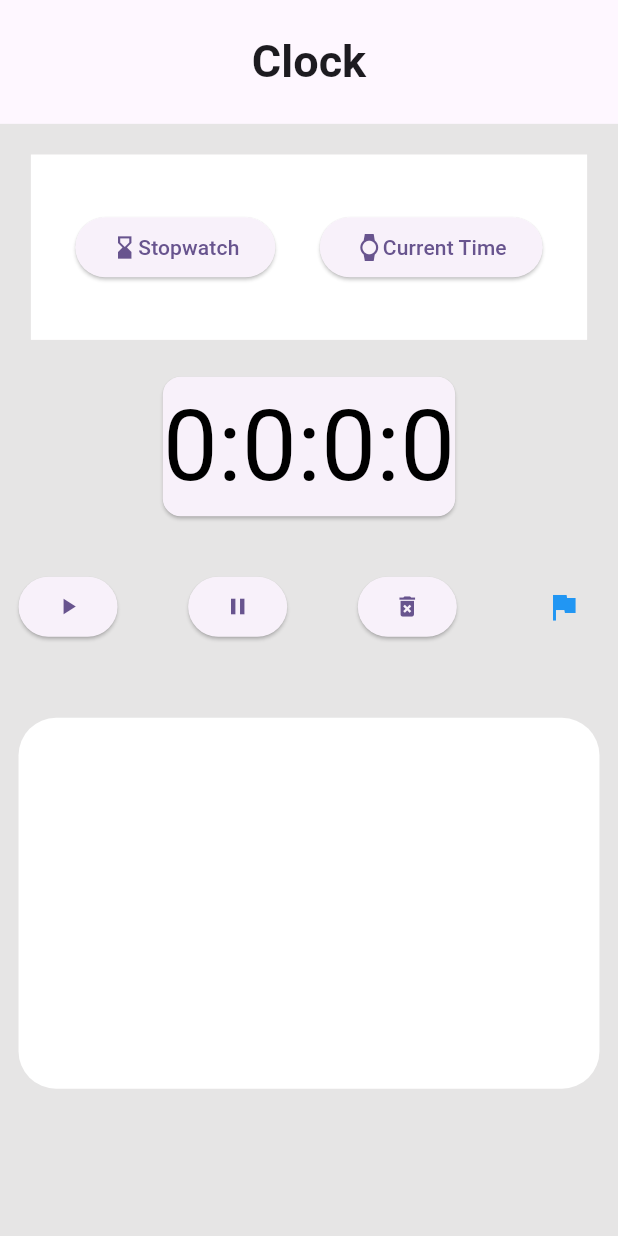
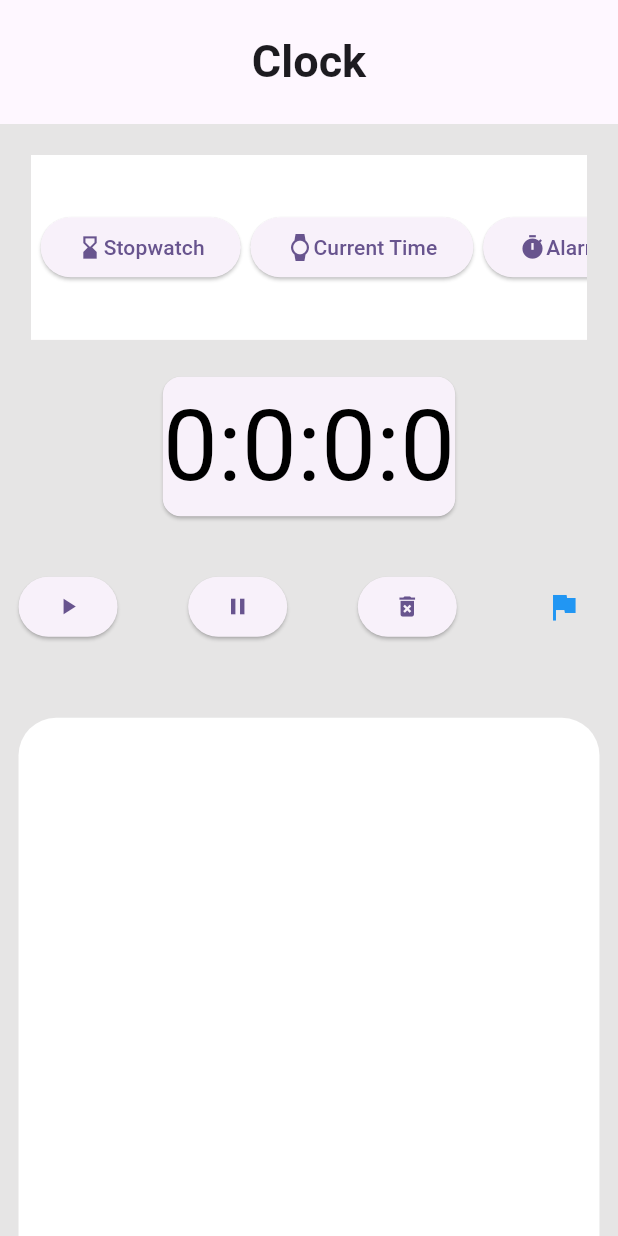
Before and after one commit to gtmpras/stopwatch, a Flutter app: the screen it shows after launch, on a phone screen of 412 x 824 dp. Run offline on Flutter 3.47's test engine with Material 3 defaults, Android fonts, the phone set to English and light mode, and no system bars.

Commit message:
day2 changes

```diff
--- a/lib/screens/home_screen.dart
+++ b/lib/screens/home_screen.dart
@@ -1,6 +1,7 @@
 import 'package:flutter/material.dart';
 import 'package:provider/provider.dart';
 import 'package:stopwatch/provider/timer_provider.dart';
+import 'package:stopwatch/screens/alarm_screen.dart';
 import 'package:stopwatch/screens/time_screen.dart';
 
 class HomeScreen extends StatefulWidget {
@@ -31,7 +32,9 @@ class _HomeScreenState extends State<HomeScreen> {
   }
 
   homeScreenBody(double screenHeight, double screenWidth) {
-    return Container(
+    return SingleChildScrollView(
+      scrollDirection: Axis.vertical,
+      child: Container(
         color: const Color.fromARGB(255, 230, 229, 229),
         child: Consumer<TimerProvider>(
           builder: (context, timerProvider, widget) {
@@ -40,9 +43,11 @@ class _HomeScreenState extends State<HomeScreen> {
               children: [
                 Padding(
                   padding: EdgeInsets.all(screenWidth * 0.05), // Set padding as a percentage of the screen width
+                  child: SingleChildScrollView(
+                    scrollDirection: Axis.horizontal,
                     child: Container(
                       height: screenHeight * 0.15, // Set the container height as a percentage of the screen height
-                  width: double.infinity,
+                      width: screenWidth *1,
                       color: Colors.white,
                       child: Row(
                         mainAxisAlignment: MainAxisAlignment.spaceEvenly,
@@ -71,7 +76,21 @@ class _HomeScreenState extends State<HomeScreen> {
                               ],
                             ),
                           ),
+                         ElevatedButton(
+                            onPressed: () {
+                              Navigator.push(context,
+                                  MaterialPageRoute(builder: (context) => AlarmPage()));
+                            },
+                            child: const Row(
+                              children: [
+                                Icon(Icons.timer),
+                                Text('Alarm'),
                               ],
+                            ),
+                          ),
+
+                        ],
+                      ),
                     ),
                   ),
                 ),
@@ -137,7 +156,7 @@ class _HomeScreenState extends State<HomeScreen> {
                       Column(
                         children: [
                           Container(
-                          height: screenHeight * 0.3,
+                            height: screenHeight * 0.5,
                             decoration: BoxDecoration(
                                 color: Colors.white,
                                 borderRadius: BorderRadius.circular(25)),
@@ -177,179 +196,7 @@ class _HomeScreenState extends State<HomeScreen> {
             );
           },
         ),
+      ),
     );
   }
 }
-
-
-
-
-// import 'package:flutter/material.dart';
-// import 'package:provider/provider.dart';
-// import 'package:stopwatch/provider/timer_provider.dart';
-// import 'package:stopwatch/screens/time_screen.dart';
-
-// class HomeScreen extends StatefulWidget {
-//   const HomeScreen({super.key});
-
-//   @override
-//   State<HomeScreen> createState() => _HomeScreenState();
-// }
-// class _HomeScreenState extends State<HomeScreen> {
-//   @override
-//   Widget build(BuildContext context) {
-//     return Scaffold(
-//       appBar: AppBar(
-//         centerTitle: true,
-//         title: const Text('Clock',style: TextStyle(
-//           fontWeight: FontWeight.bold,fontSize: 30),),
-//         toolbarHeight: 80,
-//       ),
-//       body: homeScreenBody(),
-//     );
-//   }
-
-//   homeScreenBody() {
-
-//     return Container(
-//       color: const Color.fromARGB(255, 230, 229, 229),
-//       child: Consumer<TimerProvider>(
-//         builder: (context, timerProvider, widget) {
-//           return Column(
-//             crossAxisAlignment: CrossAxisAlignment.center,
-//            // mainAxisAlignment: MainAxisAlignment.center,
-//             children: [
-//               Padding(
-//                 padding: const EdgeInsets.all(8.0),
-//                 child: Container(
-//                   height: 150,
-//                   width: double.infinity,
-//                   color: Colors.white,
-//                   child: Row(
-//                     mainAxisAlignment: MainAxisAlignment.spaceEvenly,
-//                     children: [
-//                     ElevatedButton(onPressed: (){
-//                       print('homescreen tapped');
-//                       HomeScreen();
-//                     },
-//                     child: const Row(
-//                       children: [
-//                         Icon(Icons.hourglass_bottom_outlined),
-//                         Text('Stopwatch')
-//                       ],
-//                     ),
-//                     ),
-//                     ElevatedButton(onPressed: (){
-//                       Navigator.push(context,
-//                        MaterialPageRoute(builder: (context)=>CurrentTime()));
-//                     },
-//                     child:const Row(
-//                       children: [
-//                         Icon(Icons.watch),
-//                         Text('Current Time')
-//                       ],
-//                     ),
-//                     ),
-//                     ElevatedButton(onPressed: (){},
-//                     child:const Row(
-//                       children: [
-//                         Icon(Icons.alarm_add),
-//                         Text('Alarm'),
-//                       ],
-//                     ),
-//                     ),
-//                     ],
-//                   ),
-//                 ),
-//               ),
-//               Card(
-
-//                 child: Text(
-//                   '${timerProvider.hour}:${timerProvider.minute}:${timerProvider.seconds}:${timerProvider.milliseconds}',
-//                   style: const TextStyle(color: Colors.black, fontSize: 65),
-//                 ),
-//               ),
-//               const SizedBox(height: 20),
-//               Padding(
-//                 padding: const EdgeInsets.all(15.0),
-//                 child: Column(
-//                   children: [
-//                     Row(
-//                       mainAxisAlignment: MainAxisAlignment.spaceBetween,
-//                       children: [
-//                         (timerProvider.startEnable)
-//                             ? ElevatedButton(
-//                                 onPressed: () {
-//                                   timerProvider.startTimer();
-//                                    // Call the function
-//                                 },
-//                                 child: const Icon(Icons.play_arrow),
-//                               )
-//                             : ElevatedButton(
-//                                 onPressed: () {},
-//                                 child: const Icon(Icons.play_arrow),
-//                               ),
-//                         (timerProvider.stopEnable)
-//                             ? ElevatedButton(
-//                                 onPressed: () {
-//                                   timerProvider.stopTimer(); // Call the function
-//                                 },
-//                                 child: const Icon(Icons.pause),
-//                               )
-//                             : ElevatedButton(
-//                                 onPressed: () {},
-//                                 child: const Icon(Icons.pause),
-//                               ),
-//                         (timerProvider.resetEnable)?ElevatedButton(
-//                           onPressed: (){}, child: const Icon(Icons.pause),):
-//                           ElevatedButton(onPressed: (){
-//                             timerProvider.resetTimer();
-//                           }, child: const Icon(Icons.delete_forever),),
-//                           IconButton(onPressed: (){
-//                             timerProvider.addlaps();
-//                           }, icon: const Icon(Icons.flag,color: Colors.blue,))
-//                       ],
-//                     ),
-//                     const SizedBox(height: 50,),
-//                     Column(
-//                       children: [
-//                   Container(
-//                     height:500 ,
-//                     decoration: BoxDecoration(
-//                       color: Colors.white,
-//                       borderRadius: BorderRadius.circular(25)
-//                     ),
-//                   child: ListView.builder(
-//                     itemCount: timerProvider.laps.length,
-//                     itemBuilder:(context,index){
-//                       return Padding(
-//                         padding: const EdgeInsets.all(12.0),
-//                         child: Row(
-//                           mainAxisAlignment: MainAxisAlignment.spaceBetween,
-//                           children: [
-//                             const Icon(Icons.alarm),
-//                               Text("Laps ${index+1}",
-//                               style: const TextStyle(fontWeight: FontWeight.bold,
-//                               fontSize: 16),),
-
-//                              Text("${timerProvider.laps[index]}",
-//                             style: const TextStyle(fontWeight: FontWeight.bold,
-//                             fontSize: 16),)
-//                           ],
-//                         ),
-//                       );
-//                     } ),
-//                   ),
-//                       ],
-//                     ),
-//                   ],
-//                 ),
-//               ),
-//             ],
-//           );
-//         },
-//       ),
-//     );
-
-//   }
-// }
```
Also changed, not shown: lib/screens/alarm_screen.dart (added, +64 -0 lines). Lines whose indentation alone changed are shown as unchanged.
